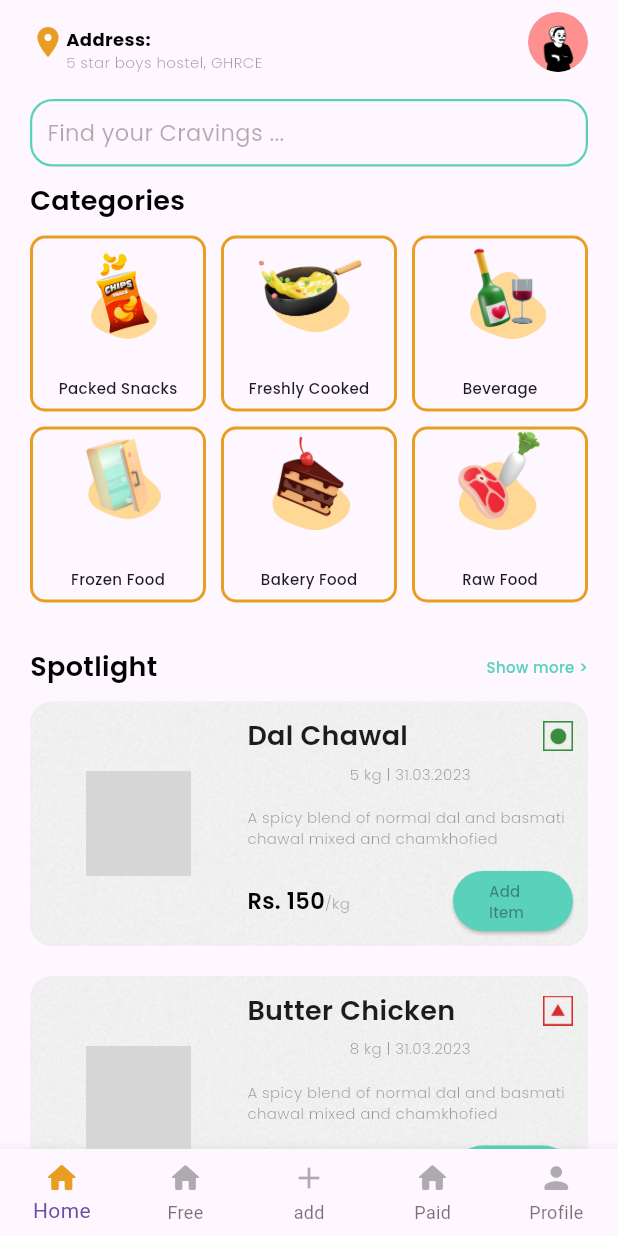
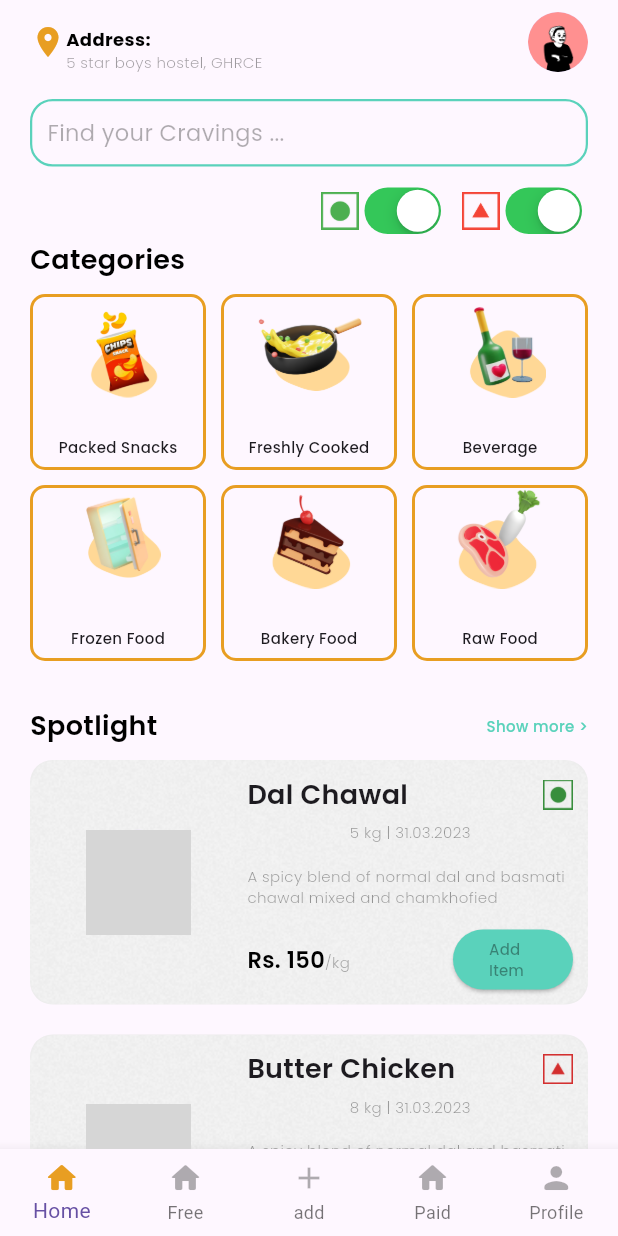
Before and after one commit to Feed-Forward-SC23/feedforward, a Flutter app: the BottomNavBar screen opened by its route, on a phone screen of 412 x 824 dp. Run offline on Flutter 3.47's test engine with Material 2 defaults, Android fonts, the phone set to English and light mode, and no system bars; our stand-ins replace firebase_auth, firebase_core, flutter_riverpod, font_awesome_flutter, google_fonts, google_sign_in; accounts and stored records are empty; network calls fail; grey boxes are pictures that could not be loaded.

Commit message:
done with free and paid categories page

```diff
--- a/lib/customWidgets.dart/newProductList.dart
+++ b/lib/customWidgets.dart/newProductList.dart
@@ -5,8 +5,11 @@ import 'package:flutter/material.dart';
 import 'package:google_fonts/google_fonts.dart';
 
 class NewProductList extends StatelessWidget {
-  const NewProductList({super.key, required this.count});
-  final int count;
+  const NewProductList({super.key, this.count, this.isfree, this.veg});
+  final int? count;
+  final bool? isfree;
+  final bool? veg;
+
   @override
   Widget build(BuildContext context) {
     // final width = MediaQuery.of(context).size.width;
@@ -15,6 +18,25 @@ class NewProductList extends StatelessWidget {
       physics: const ClampingScrollPhysics(),
       itemCount: count,
       itemBuilder: (context, index) {
+        return ItemCard(
+          listProduct: spotlightList,
+          index: index,
+        );
+      },
+    );
+  }
+}
+
+class ItemCard extends StatelessWidget {
+  const ItemCard({
+    super.key,
+    required this.index,
+    required this.listProduct,
+  });
+  final listProduct;
+  final int index;
+  @override
+  Widget build(BuildContext context) {
     return Container(
       margin: const EdgeInsets.symmetric(vertical: 10.0),
       padding: const EdgeInsets.only(top: 10, right: 10, bottom: 10),
@@ -34,7 +56,7 @@ class NewProductList extends StatelessWidget {
               children: [
                 CircleAvatar(
                   backgroundImage:
-                          NetworkImage(spotlightList.elementAt(index).img),
+                      NetworkImage(listProduct.elementAt(index).img),
                   radius: 35,
                 )
               ],
@@ -66,8 +88,7 @@ class NewProductList extends StatelessWidget {
                             color: Colors.green[700],
                           )
                         : ImageIcon(
-                                const AssetImage(
-                                    'assets/logos/non-veg logo.png'),
+                            const AssetImage('assets/logos/non-veg logo.png'),
                             size: 20,
                             color: Colors.red[700],
                           ),
@@ -75,7 +96,7 @@ class NewProductList extends StatelessWidget {
                 ),
                 buildHeight(5.0),
                 Text(
-                      "${spotlightList.elementAt(index).qty} ${spotlightList.elementAt(index).measure} | ${spotlightList.elementAt(index).expDate}",
+                  "${listProduct.elementAt(index).qty} ${listProduct.elementAt(index).measure} | ${listProduct.elementAt(index).expDate}",
                   style: buildBody(),
                 ),
                 buildHeight(15.0),
@@ -87,7 +108,7 @@ class NewProductList extends StatelessWidget {
                 buildHeight(15.0),
                 Row(
                   children: [
-                        spotlightList.elementAt(index).free
+                    listProduct.elementAt(index).free
                         ? Text(
                             "Free",
                             style: buildSubheading(),
@@ -97,12 +118,12 @@ class NewProductList extends StatelessWidget {
                               children: [
                                 TextSpan(
                                   text:
-                                          "Rs. ${spotlightList.elementAt(index).price}",
+                                      "Rs. ${listProduct.elementAt(index).price}",
                                   style: buildSubheading(),
                                 ),
                                 TextSpan(
                                   text:
-                                          '/${spotlightList.elementAt(index).measure}',
+                                      '/${listProduct.elementAt(index).measure}',
                                   style: buildBody(),
                                 )
                               ],
@@ -116,8 +137,8 @@ class NewProductList extends StatelessWidget {
                         borderRadius: BorderRadius.circular(50),
                       ),
                       child: ElevatedButton(
-                            style: ElevatedButton.styleFrom(
-                                backgroundColor: cyan[0]),
+                        style:
+                            ElevatedButton.styleFrom(backgroundColor: cyan[0]),
                         onPressed: () {},
                         child: Text(
                           "Add Item",
@@ -134,7 +155,5 @@ class NewProductList extends StatelessWidget {
             ))
       ]),
     );
-      },
-    );
   }
 }
--- a/lib/pages/bottomNav.dart
+++ b/lib/pages/bottomNav.dart
@@ -1,5 +1,5 @@
 import 'package:feedforward/pages/appbar1.dart';
-import 'package:feedforward/pages/free.dart';
+import 'package:feedforward/pages/free_paid.dart';
 import 'package:feedforward/pages/main_page.dart';
 import 'package:feedforward/pages/profile.dart';
 import 'package:flutter/material.dart';
@@ -24,9 +24,7 @@ class _BottomNavBarState extends State<BottomNavBar> {
     const Center(
       child: Text("Form to list down your product"),
     ),
-    const Center(
-      child: Text("List of Paid items"),
-    ),
+    const PaidPage(),
     const Profile(),
   ];
   @override
--- a/lib/pages/main_page.dart
+++ b/lib/pages/main_page.dart
@@ -33,7 +33,7 @@ class _MainPageState extends State<MainPage> {
         padding: const EdgeInsets.symmetric(horizontal: 20.0),
         child: ListView(
           children: [
-            // buildToggle(),
+            buildToggle(),
             // buildHeight(30.0),
             Text("Categories", style: buildHeading()),
             buildHeight(10),
```
Also changed, not shown: lib/pages/free.dart (deleted, +0 -21 lines), lib/pages/free_paid.dart (added, +55 -0 lines). Lines whose indentation alone changed are shown as unchanged.
